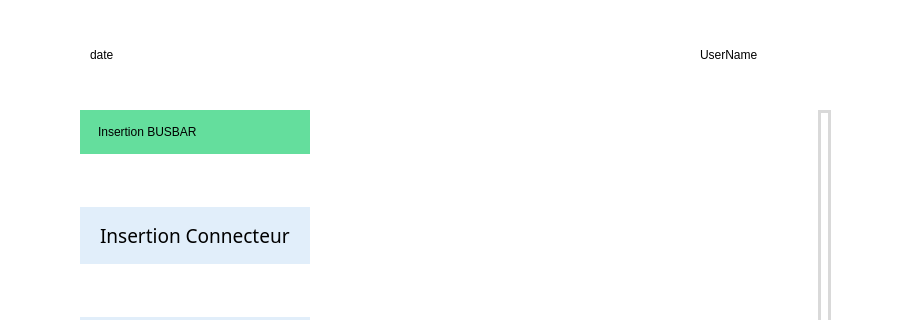
The window that ui/scan.ui (HamzaMPSY/qt_app_mts) describes before a commit, drawn with Qt 5; both pictures show x 0 to 912 and y 0 to 320 of the 912 by 590 pixel window.
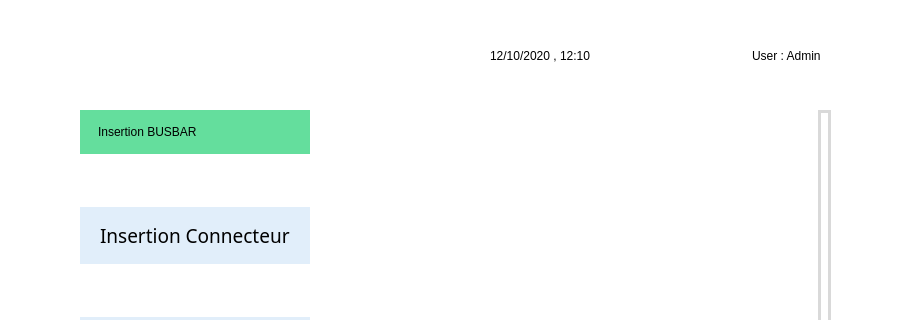
The same window after the commit. Icons and pictures are not drawn.

The edit to the form file:
```diff
--- a/ui/scan.ui
+++ b/ui/scan.ui
@@ -264,37 +264,66 @@
     <string>Logout</string>
    </property>
   </widget>
-  <widget class="QLabel" name="usernameLabel">
+  <widget class="QLabel" name="label_2">
    <property name="geometry">
     <rect>
-     <x>700</x>
-     <y>30</y>
-     <width>131</width>
-     <height>49</height>
+     <x>80</x>
+     <y>20</y>
+     <width>41</width>
+     <height>61</height>
     </rect>
    </property>
-   <property name="styleSheet">
-    <string notr="true">font: 10pt &quot;MS Shell Dlg 2&quot;;</string>
-   </property>
    <property name="text">
-    <string>UserName</string>
+    <string/>
+   </property>
+   <property name="pixmap">
+    <pixmap>../assets/logo-small.png</pixmap>
    </property>
   </widget>
-  <widget class="QLabel" name="dateLabel">
+  <widget class="QWidget" name="">
    <property name="geometry">
     <rect>
-     <x>90</x>
-     <y>30</y>
-     <width>211</width>
-     <height>49</height>
+     <x>490</x>
+     <y>20</y>
+     <width>331</width>
+     <height>71</height>
     </rect>
    </property>
-   <property name="styleSheet">
-    <string notr="true">font: 10pt &quot;MS Shell Dlg 2&quot;;</string>
-   </property>
-   <property name="text">
-    <string>date</string>
-   </property>
+   <layout class="QHBoxLayout" name="horizontalLayout_2">
+    <item>
+     <widget class="QLabel" name="dateLabel">
+      <property name="styleSheet">
+       <string notr="true">font: 10pt &quot;MS Shell Dlg 2&quot;;</string>
+      </property>
+      <property name="text">
+       <string>12/10/2020 , 12:10</string>
+      </property>
+     </widget>
+    </item>
+    <item>
+     <spacer name="horizontalSpacer_2">
+      <property name="orientation">
+       <enum>Qt::Horizontal</enum>
+      </property>
+      <property name="sizeHint" stdset="0">
+       <size>
+        <width>40</width>
+        <height>20</height>
+       </size>
+      </property>
+     </spacer>
+    </item>
+    <item>
+     <widget class="QLabel" name="usernameLabel">
+      <property name="styleSheet">
+       <string notr="true">font: 10pt &quot;MS Shell Dlg 2&quot;;</string>
+      </property>
+      <property name="text">
+       <string>User : Admin</string>
+      </property>
+     </widget>
+    </item>
+   </layout>
   </widget>
  </widget>
  <resources/>
```
Left out of the diff: 6 changed lines with no effect on the pictures.
